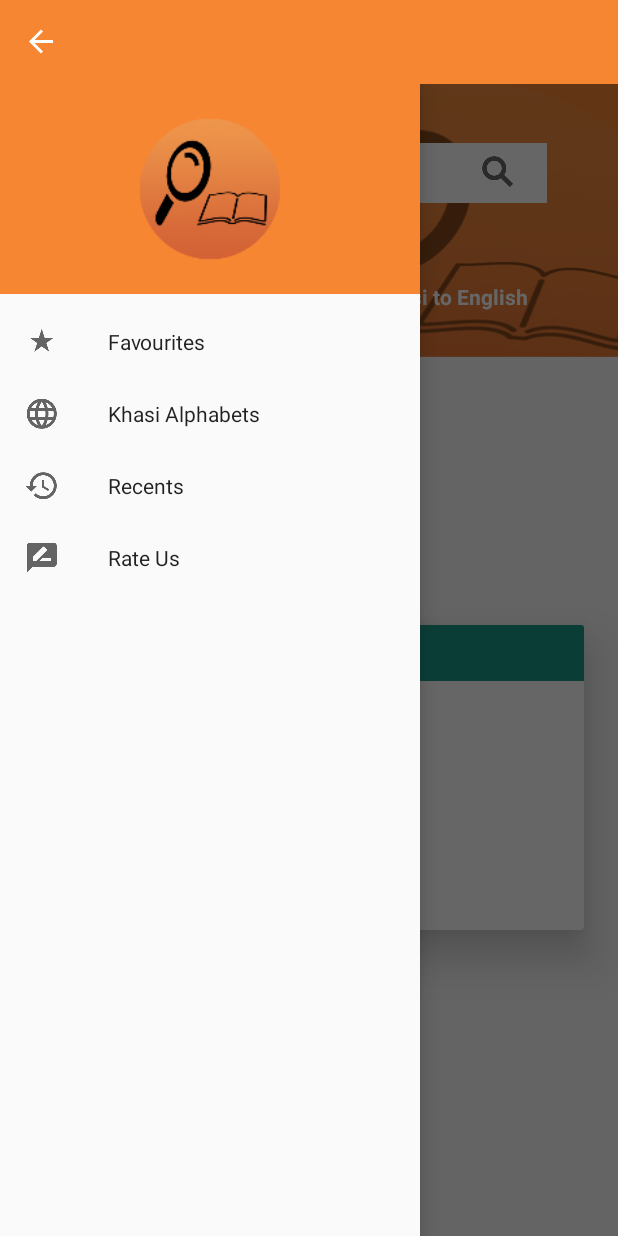
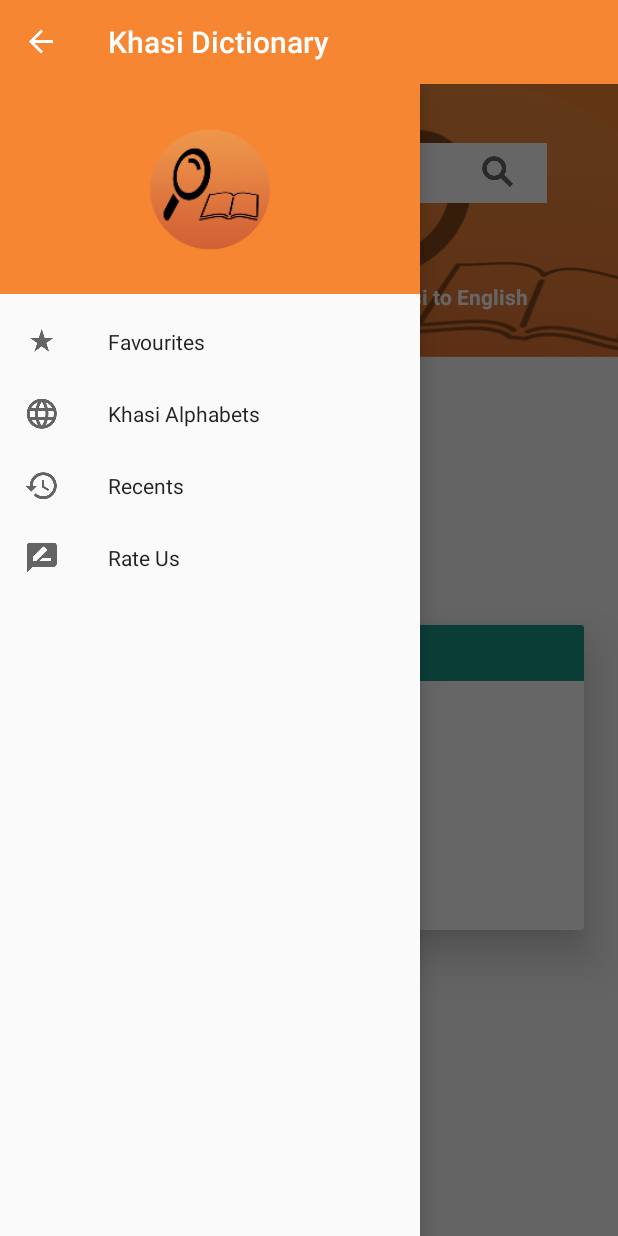
Before and after one commit to tanuj-05/khasi-eng-dictionary-new, an Android app: the screen it shows after launch (MainActivity), with the side drawer open, on a phone screen of 412 x 824 dp. Run offline under Robolectric (Android 15) with nearby library versions, the phone set to English and light mode, and no system bars; our stand-ins replace AdMob, Firebase (no records; nobody signed in at launch, a user with empty details on screens opened directly); Roboto replaces fonts that are not available here.

Commit message:
updated Navigation Header

```diff
--- a/app/src/main/java/com/example/android/justtrying/MainActivity.java
+++ b/app/src/main/java/com/example/android/justtrying/MainActivity.java
@@ -11,6 +11,7 @@ import android.support.v7.app.ActionBarDrawerToggle;
 import android.support.v7.app.AppCompatActivity;
 
 import android.view.MenuItem;
+import android.widget.Toolbar;
 
 
 public class MainActivity extends AppCompatActivity{
@@ -24,12 +25,13 @@ public class MainActivity extends AppCompatActivity{
     private AdView mAdView;
 
 
+
     @Override
     protected void onCreate(Bundle savedInstanceState) {
         super.onCreate(savedInstanceState);
         setContentView(R.layout.activity_main);
         ActionBar actionBar = getSupportActionBar();
-        actionBar.setDisplayShowTitleEnabled(false);
+        //actionBar.setDisplayShowTitleEnabled(false);
         actionBar.setElevation(0);
 
 
--- a/app/src/main/res/layout/navigation_header.xml
+++ b/app/src/main/res/layout/navigation_header.xml
@@ -1,6 +1,8 @@
 <?xml version="1.0" encoding="utf-8"?>
-<RelativeLayout xmlns:android="http://schemas.android.com/apk/res/android"
+<android.support.constraint.ConstraintLayout xmlns:android="http://schemas.android.com/apk/res/android"
     xmlns:app="http://schemas.android.com/apk/res-auto"
+    xmlns:tools="http://schemas.android.com/tools"
+    android:id="@+id/relativeLayout"
     android:layout_width="match_parent"
     android:layout_height="140dp"
     android:background="@color/colorPrimary"
@@ -8,9 +10,20 @@
 
     <ImageView
         android:id="@+id/imageView3"
-        android:layout_width="match_parent"
-        android:layout_height="match_parent"
+        android:layout_width="141dp"
+        android:layout_height="119dp"
+        android:layout_marginStart="138dp"
+        android:layout_marginLeft="138dp"
+        android:layout_marginTop="8dp"
+        android:layout_marginEnd="138dp"
+        android:layout_marginRight="138dp"
+        android:layout_marginBottom="8dp"
         android:contentDescription="Logo"
         android:foregroundGravity="center"
+        app:layout_constraintBottom_toBottomOf="parent"
+        app:layout_constraintEnd_toEndOf="parent"
+        app:layout_constraintStart_toStartOf="parent"
+        app:layout_constraintTop_toTopOf="parent"
         app:srcCompat="@mipmap/ic_launcher_foreground" />
-</RelativeLayout>
+
+</android.support.constraint.ConstraintLayout>
```
